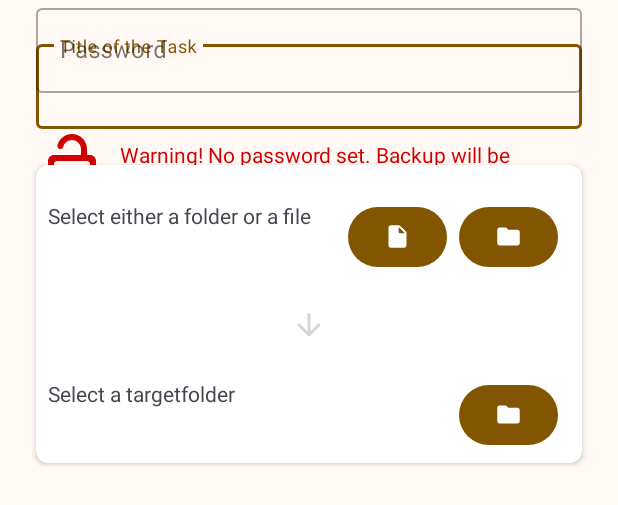
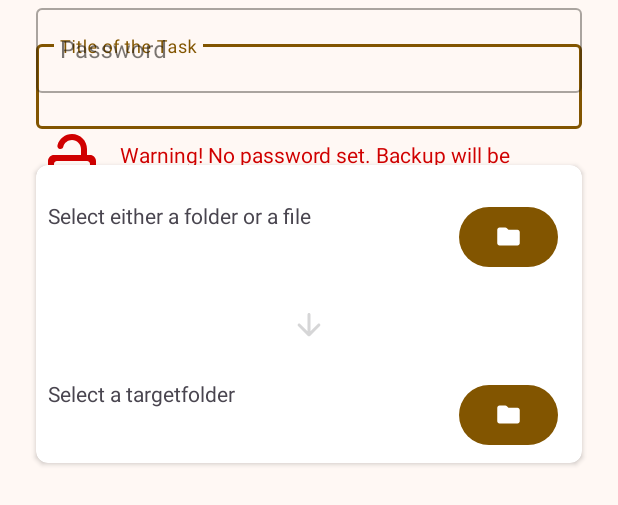
Before and after one commit to newhinton/UsbBackup, an Android app: the layout activity_add.xml on its own in the app's theme, with its tools: preview values and no code run, on a phone screen of 412 x 824 dp. Shown: the top 505 px of the screen. Run offline under Robolectric (Android 15) with nearby library versions, the phone set to English and light mode, and no system bars.

Commit message:
hide file-button for now

```diff
--- a/app/src/main/res/layout/activity_add.xml
+++ b/app/src/main/res/layout/activity_add.xml
@@ -76,7 +76,8 @@
                 app:icon="@drawable/round_insert_drive_file_24"
                 app:iconPadding="0dp"
                 app:layout_constraintEnd_toStartOf="@+id/sourceUriFolderButton"
-                app:layout_constraintTop_toTopOf="@+id/sourceUri" />
+                app:layout_constraintTop_toTopOf="@+id/sourceUri"
+                tools:visibility="gone" />
 
 
             <com.google.android.material.button.MaterialButton
```
